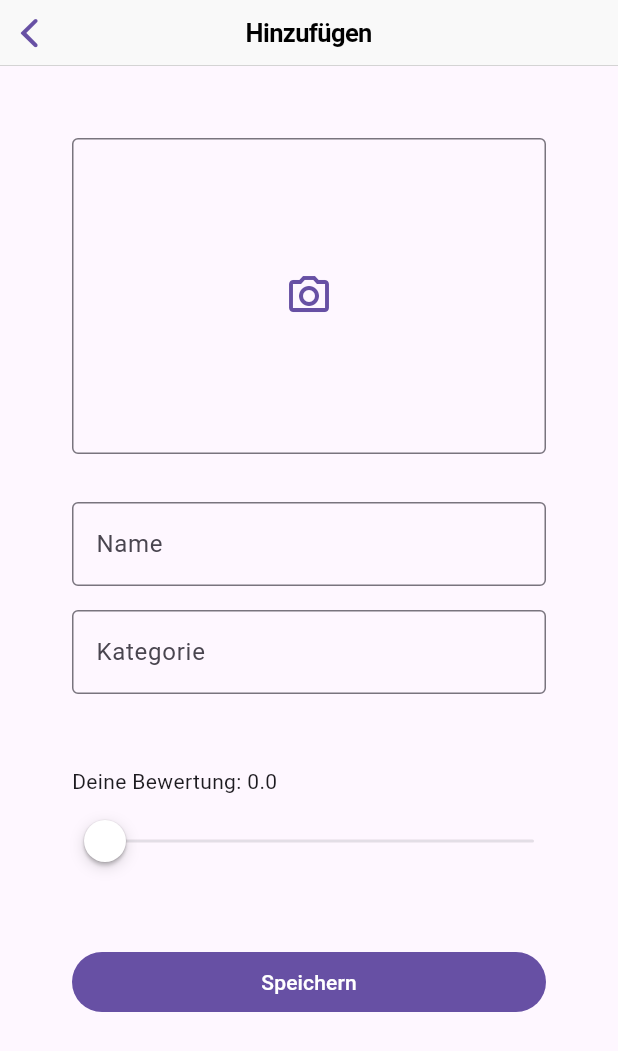
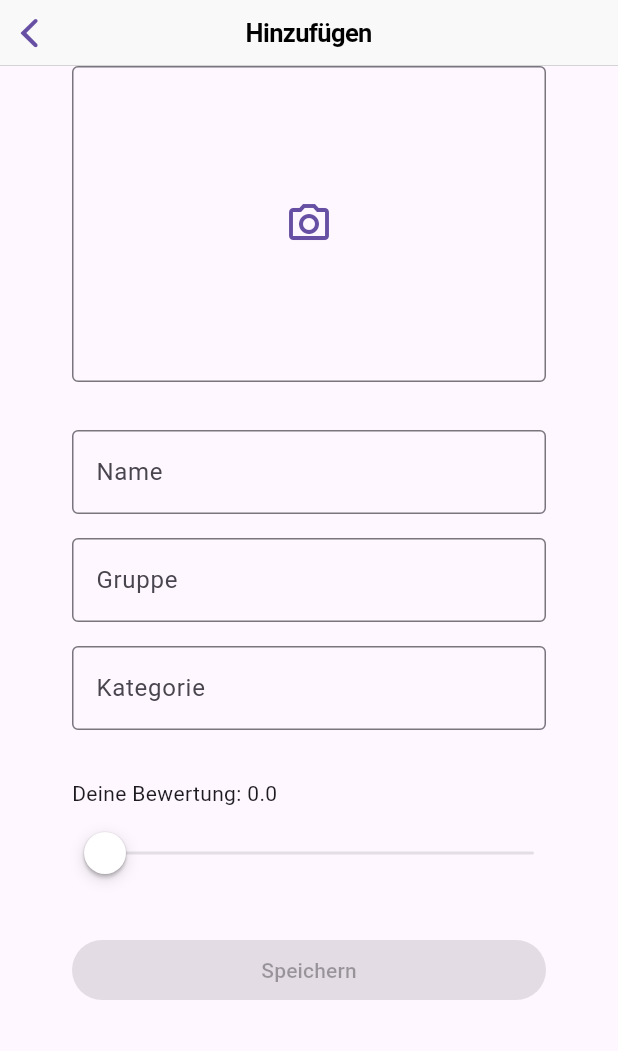
Before and after one commit to timdavidfriedrich/Slide-It, a Flutter app: the AddScreen screen opened by its route, on a phone screen of 412 x 824 dp. Shown: the top 1051 px of the screen. Run offline on Flutter 3.47's test engine with Material 2 defaults, Android fonts, the phone set to English and light mode, and no system bars; our stand-ins replace firebase_core; accounts and stored records are empty.

Commit message:
new input fields for add screen

```diff
--- a/lib/features/add/screens/add_screen.dart
+++ b/lib/features/add/screens/add_screen.dart
@@ -21,11 +21,19 @@ class AddScreen extends StatefulWidget implements Screen {
 }
 
 class _AddScreenState extends State<AddScreen> {
+  final TextEditingController _nameTextController = TextEditingController();
+  final TextEditingController _groupTextController = TextEditingController();
+  final TextEditingController _categoryTextController = TextEditingController();
+
   double _sliderValue = Constants.minRating;
   final double _minValue = Constants.minRating;
   final double _maxValue = Constants.maxRating;
 
   void _camera() {}
+
+  void _rebuild() {
+    setState(() {});
+  }
 
   void _save() {}
 
@@ -38,7 +46,6 @@ class _AddScreenState extends State<AddScreen> {
       body: ListView(
         padding: const EdgeInsets.symmetric(horizontal: Constants.largePadding),
         children: [
-          const SizedBox(height: Constants.largePadding),
           AspectRatio(
             aspectRatio: 3 / 2,
             child: OutlinedButton(
@@ -48,11 +55,37 @@ class _AddScreenState extends State<AddScreen> {
             ),
           ),
           const SizedBox(height: Constants.mediumPadding),
-          const TextField(
-            decoration: InputDecoration(
+          TextField(
+            controller: _nameTextController,
+            onChanged: (value) => _rebuild(),
+            decoration: const InputDecoration(
               labelText: "Name",
               border: OutlineInputBorder(),
             ),
+          ),
+          const SizedBox(height: Constants.normalPadding),
+          Autocomplete<String>(
+            optionsBuilder: (TextEditingValue textEditingValue) {
+              return <String>["MIB-Gang", "Familie"];
+            },
+            fieldViewBuilder: (
+              BuildContext context,
+              TextEditingController textEditingController,
+              FocusNode focusNode,
+              VoidCallback onFieldSubmitted,
+            ) {
+              return TextField(
+                controller: _groupTextController,
+                focusNode: focusNode,
+                decoration: const InputDecoration(
+                  labelText: "Gruppe",
+                  border: OutlineInputBorder(),
+                ),
+                onSubmitted: (String value) {
+                  onFieldSubmitted();
+                },
+              );
+            },
           ),
           const SizedBox(height: Constants.normalPadding),
           Autocomplete<String>(
@@ -66,7 +99,7 @@ class _AddScreenState extends State<AddScreen> {
               VoidCallback onFieldSubmitted,
             ) {
               return TextField(
-                controller: textEditingController,
+                controller: _categoryTextController,
                 focusNode: focusNode,
                 decoration: const InputDecoration(
                   labelText: "Kategorie",
@@ -78,7 +111,7 @@ class _AddScreenState extends State<AddScreen> {
               );
             },
           ),
-          const SizedBox(height: Constants.largePadding),
+          const SizedBox(height: Constants.mediumPadding),
           Text("Deine Bewertung: ${_sliderValue.toStringAsFixed(1)}"),
           const SizedBox(height: Constants.smallPadding),
           Slider.adaptive(
@@ -87,8 +120,9 @@ class _AddScreenState extends State<AddScreen> {
             value: _sliderValue,
             onChanged: (value) => setState(() => _sliderValue = value),
           ),
+          const SizedBox(height: Constants.mediumPadding),
+          FilledButton(onPressed: _nameTextController.text.isEmpty ? null : () => _save(), child: const Text("Speichern")),
           const SizedBox(height: Constants.largePadding),
-          FilledButton(onPressed: () => _save(), child: const Text("Speichern")),
         ],
       ),
     );
```
